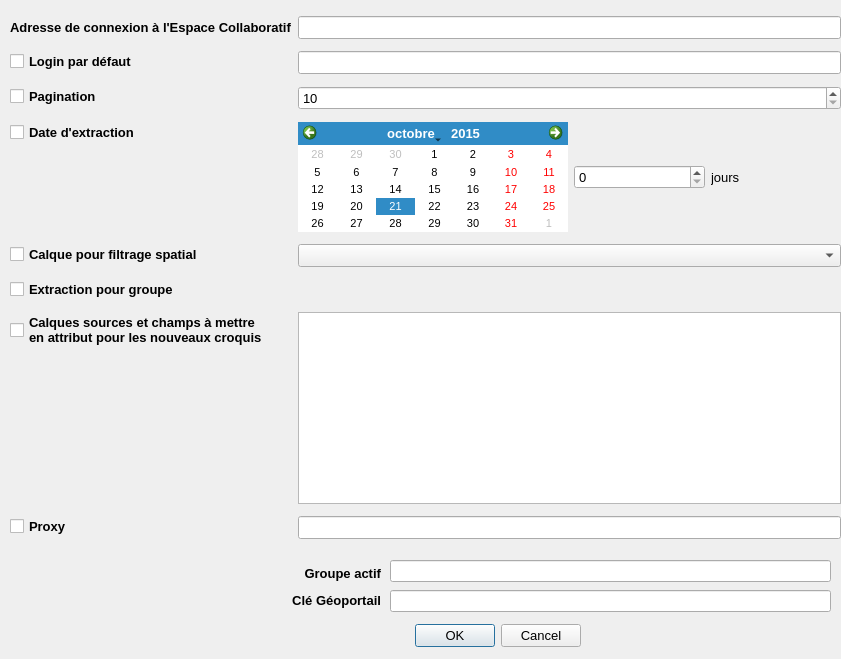
This is FormConfigurerRipart_base.ui in IGNF/espace-collaboratif-qgis-plugin as Qt 5 draws it before an edit. The edited form follows.
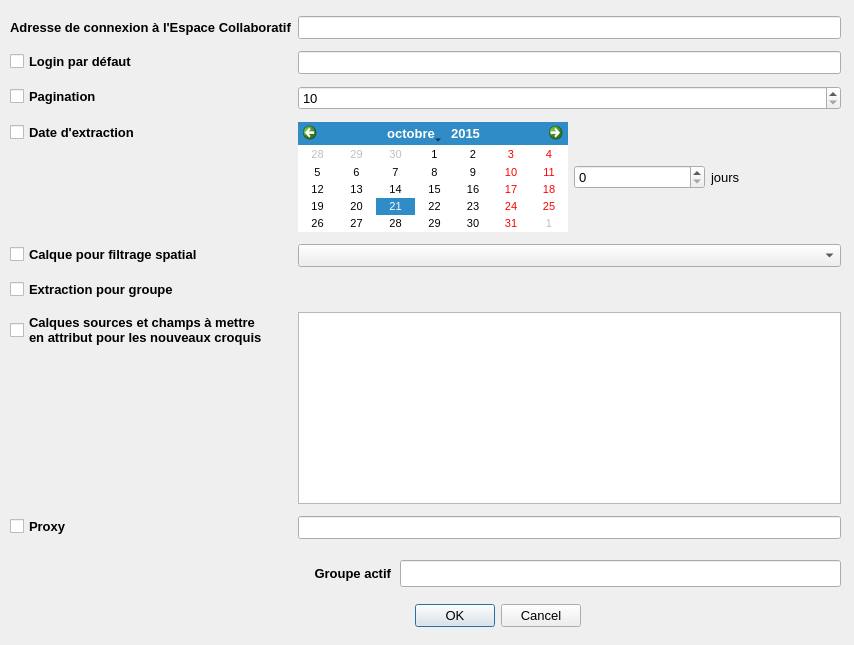
This is the edited form. Icons and pictures are not drawn.

Commit message: Modification dialogues suite abandon cle geoportail

```diff
--- a/FormConfigurerRipart_base.ui
+++ b/FormConfigurerRipart_base.ui
@@ -6,8 +6,8 @@
    <rect>
     <x>0</x>
     <y>0</y>
-    <width>841</width>
-    <height>659</height>
+    <width>854</width>
+    <height>645</height>
    </rect>
   </property>
   <property name="font">
@@ -29,7 +29,7 @@
    <property name="geometry">
     <rect>
      <x>380</x>
-     <y>620</y>
+     <y>600</y>
      <width>201</width>
      <height>32</height>
     </rect>
@@ -423,60 +423,10 @@
     </item>
    </layout>
   </widget>
-  <widget class="QLabel" name="lblCleGeoportail">
-   <property name="geometry">
-    <rect>
-     <x>250</x>
-     <y>590</y>
-     <width>131</width>
-     <height>20</height>
-    </rect>
-   </property>
-   <property name="font">
-    <font>
-     <pointsize>10</pointsize>
-     <weight>75</weight>
-     <bold>true</bold>
-    </font>
-   </property>
-   <property name="text">
-    <string>Clé Géoportail</string>
-   </property>
-   <property name="alignment">
-    <set>Qt::AlignRight|Qt::AlignTrailing|Qt::AlignVCenter</set>
-   </property>
-  </widget>
-  <widget class="QLineEdit" name="lineEditCleGeoportail">
-   <property name="geometry">
-    <rect>
-     <x>390</x>
-     <y>590</y>
-     <width>441</width>
-     <height>22</height>
-    </rect>
-   </property>
-   <property name="minimumSize">
-    <size>
-     <width>2</width>
-     <height>0</height>
-    </size>
-   </property>
-   <property name="font">
-    <font>
-     <pointsize>10</pointsize>
-    </font>
-   </property>
-   <property name="frame">
-    <bool>true</bool>
-   </property>
-   <property name="readOnly">
-    <bool>false</bool>
-   </property>
-  </widget>
   <widget class="QLabel" name="lblGroupeActif">
    <property name="geometry">
     <rect>
-     <x>260</x>
+     <x>270</x>
      <y>560</y>
      <width>121</width>
      <height>27</height>
@@ -499,10 +449,10 @@
   <widget class="QLineEdit" name="lineEditGroupeActif">
    <property name="geometry">
     <rect>
-     <x>390</x>
+     <x>400</x>
      <y>560</y>
      <width>441</width>
-     <height>22</height>
+     <height>27</height>
     </rect>
    </property>
    <property name="minimumSize">
```
Left out of the diff: 1 changed line with no effect on the pictures. The commit also changes 14 other files.
